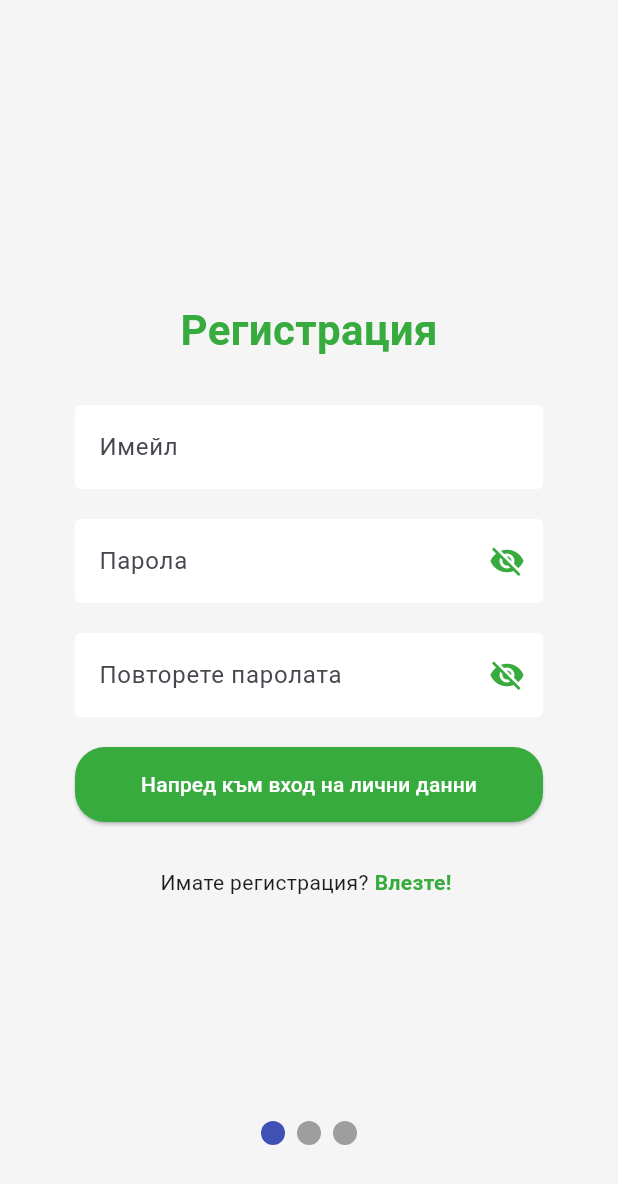
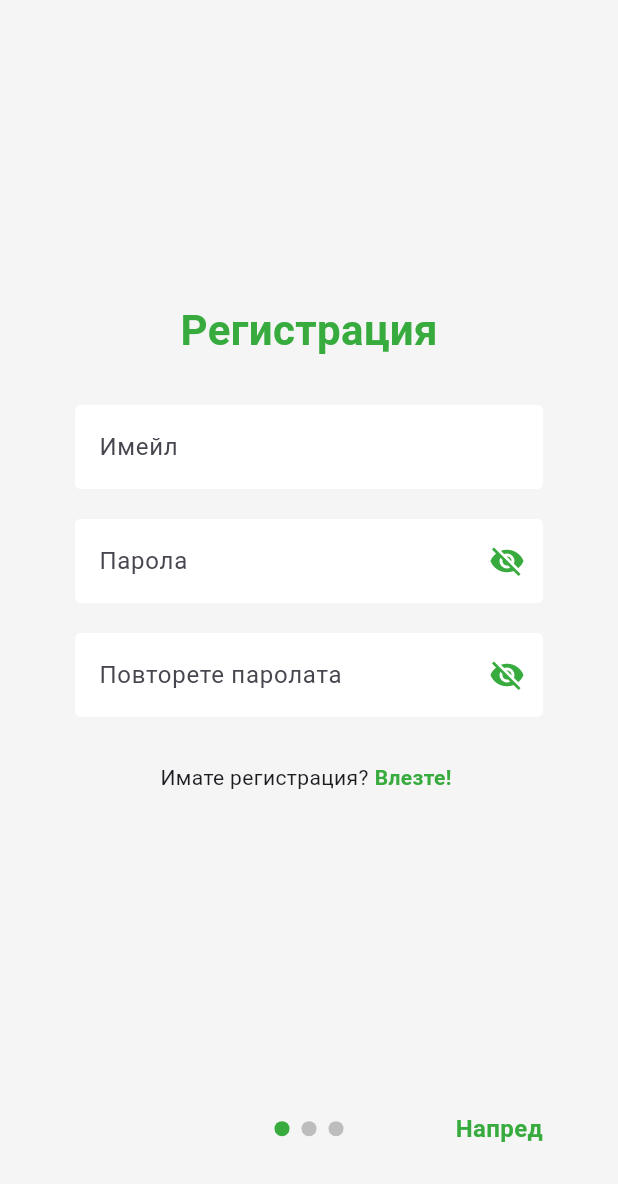
Before and after one commit to ZvezdiPro/Volunteer-Varna, a Flutter app: the Register screen opened directly with empty values, on a phone screen of 412 x 824 dp. Shown: the top 1184 px of the screen. Run offline on Flutter 3.47's test engine with Material 3 defaults, Android fonts, the phone set to English and light mode, and no system bars; drawn by our look-alikes of smooth_page_indicator; our stand-ins replace firebase_auth, firebase_core, flutter_spinkit; accounts and stored records are empty.

Commit message:
Fixed navigation
Now the navigation in controlled by the main register.dart instead of being delegated to the different pages. Changed the look of the navigation "bar" at the bottom. Removed the obsolete buttons from the screens

```diff
--- a/lib/screens/authenticate/register.dart
+++ b/lib/screens/authenticate/register.dart
@@ -27,6 +27,11 @@ class _RegisterState extends State<Register> {
   // TODO: Add database service instance here
   final RegistrationData _data = RegistrationData(); // To keep the user data before creating an object
 
+  // Pages keys for the forms on each page
+  final GlobalKey<FormState> _stepOneFormKey = GlobalKey<FormState>();
+  final GlobalKey<FormState> _stepTwoFormKey = GlobalKey<FormState>();
+  final GlobalKey<FormState> _stepThreeFormKey = GlobalKey<FormState>();
+
   // The PageController keeps track of which page the user is on
   PageController pageController = PageController();
 
@@ -42,13 +47,36 @@ class _RegisterState extends State<Register> {
   // There are a total of three registration screens
   final int totalSteps = 3;
 
+  GlobalKey<FormState> _getCurrentFormKey() {
+    switch (_currentPage) {
+      case 0: return _stepOneFormKey;
+      case 1: return _stepTwoFormKey;
+      case 2: return _stepThreeFormKey;
+      default: return _stepOneFormKey;
+    }
+  }
+
   // Method to go to the next page
   void nextStep() {
+    final currentFormKey = _getCurrentFormKey();
+    if (currentFormKey.currentState!.validate()) {
+      // If not on the last page, go to the next
       if (_currentPage < totalSteps - 1) {
         pageController.nextPage(duration: const Duration(milliseconds: 300), curve: Curves.easeIn);
-    } else {
-      // Финална стъпка
+      }
+      // If on the last page (interests), finish the registration
+      else {
+        if (_data.interests.isEmpty) {
+          ScaffoldMessenger.of(context).showSnackBar(
+            SnackBar(
+              backgroundColor: Colors.green[400],
+              content: Text('Моля, изберете поне един интерес.', style: TextStyle(color: Colors.black))
+              ),
+          );
+          return;
+        }
         _submitRegistration();
+      }
     }
   }
 
@@ -100,7 +128,7 @@ class _RegisterState extends State<Register> {
 
   @override
   Widget build(BuildContext context) {
-    return Scaffold(
+    return loading ? Loading() : Scaffold(
       backgroundColor: backgroundGrey,
 
       body: Stack(
@@ -108,30 +136,94 @@ class _RegisterState extends State<Register> {
           // The registration pages
           PageView(
             controller: pageController,
-            // The value of _currentPage changes whenever _currentPage changes
+            physics: const NeverScrollableScrollPhysics(),
+            // The value of _currentPage changes when a page is selected
             onPageChanged: (int index) {
               setState(() {
                 _currentPage = index;
               });
             },
             children: [
-              RegisterStepOne(data: _data, nextStep: nextStep, toggleView: widget.toggleView),
-              RegisterStepTwo(data: _data, nextStep: nextStep, previousStep: previousStep),
-              RegisterStepThree(data: _data, nextStep: nextStep, previousStep: previousStep),
+              RegisterStepOne(data: _data, formKey: _stepOneFormKey, toggleView: widget.toggleView),
+              RegisterStepTwo(data: _data, formKey: _stepTwoFormKey),
+              RegisterStepThree(data: _data, formKey: _stepThreeFormKey),
             ],
           ),
 
-          // The dot indicator of the progress
+          // Navigation
           Container(
             alignment: Alignment(0, 0.85),
-            child: SmoothPageIndicator(
+            child: Padding(
+              padding: const EdgeInsets.symmetric(horizontal: 50.0),
+              child: Row(
+                mainAxisAlignment: MainAxisAlignment.spaceBetween,
+                children: [
+                  // Go to the previous page
+                  SizedBox(
+                    width: 100,
+                    child: GestureDetector(
+                      onTap: previousStep,
+                      // The text will appear with an animation
+                      child: AnimatedOpacity(
+                        opacity: _currentPage > 0 ? 1.0 : 0.0,
+                        duration: const Duration(milliseconds: 300),
+                        child: Text(
+                          'Назад',
+                          textAlign: TextAlign.left,
+                          style: TextStyle(
+                            fontSize: 16,
+                            fontWeight: FontWeight.bold,
+                            color: _currentPage > 0 ? greenPrimary : Colors.transparent, // Скриваме текста
+                          ),
+                        ),
+                      )
+                    ),
+                  ),
+
+                  // Dot indicator
+                  SmoothPageIndicator(
                     controller: pageController,
-              count: 3,
-              onDotClicked: (index) => pageController.animateToPage(
+                    count: totalSteps,
+                    effect: JumpingDotEffect(
+                      dotHeight: 10,
+                      dotWidth: 10,
+                      activeDotColor: greenPrimary,
+                      dotColor: Colors.grey.shade400,
+                    ),
+                    onDotClicked: (index) {
+                      // If it's forward, make the validation
+                      if (index > _currentPage) {
+                        nextStep();
+                      }
+                      else {
+                        pageController.animateToPage(
                           index,
                           duration: Duration(milliseconds: 300),
                           curve: Curves.easeIn
+                        );
+                      }
+                    }
+                  ),
+
+                  // Go to the next page
+                  SizedBox(
+                    width: 100,
+                    child: GestureDetector(
+                      onTap: nextStep,
+                      // If we're on the last step, show different text
+                      child: Text(
+                        _currentPage == totalSteps - 1 ? 'Край' : 'Напред',
+                        textAlign: TextAlign.right,
+                        style: const TextStyle(
+                          fontSize: 16,
+                          fontWeight: FontWeight.bold,
+                          color: greenPrimary,
+                        ),
                       )
+                    ),
+                  ),
+                ],
+              ),
             )
           )
         ]
--- a/lib/screens/authenticate/register_step_one.dart
+++ b/lib/screens/authenticate/register_step_one.dart
@@ -6,13 +6,13 @@ import 'package:volunteer_app/models/registration_data.dart';
 class RegisterStepOne extends StatefulWidget {
 
   final RegistrationData data;
-  final VoidCallback nextStep;
+  final GlobalKey<FormState> formKey;
   final Function toggleView;
 
   const RegisterStepOne({
     super.key,
     required this.data,
-    required this.nextStep,
+    required this.formKey,
     required this.toggleView,
   });
 
@@ -21,8 +21,6 @@ class RegisterStepOne extends StatefulWidget {
 }
 
 class _RegisterStepOneState extends State<RegisterStepOne> {
-
-  final _stepOneFormKey = GlobalKey<FormState>();
 
   String error = '';
   String repeatedPassword = '';
@@ -34,7 +32,7 @@ class _RegisterStepOneState extends State<RegisterStepOne> {
     return SingleChildScrollView(
       padding: EdgeInsets.symmetric(vertical: 20.0, horizontal: 50.0),
         child: Form(
-          key: _stepOneFormKey,
+          key: widget.formKey,
           child: Column(
             children: <Widget>[
               SizedBox(height: 180.0),
@@ -109,24 +107,25 @@ class _RegisterStepOneState extends State<RegisterStepOne> {
                 },
               ),
 
-              SizedBox(height: 20.0),
+              // SizedBox(height: 20.0),
 
               // Move forward to next screen button
-              ElevatedButton(
-                style: ElevatedButton.styleFrom(
-                  backgroundColor: greenPrimary,
-                  foregroundColor: Colors.white,
-                  minimumSize: const Size(double.infinity, 50),
-                  shape: RoundedRectangleBorder(borderRadius: BorderRadius.circular(20.0)),
-                ),
-                child: const Text('Напред към вход на лични данни'),
-                onPressed: () {
-                  // If all validator fields return null (meaning everything is OK), go to the next step
-                  if (_stepOneFormKey.currentState!.validate()) {
-                    widget.nextStep();
-                  }
-                },
-              ),
+              // Used in previous version where navigation was controlled by the screen instead of register.dart
+              // ElevatedButton(
+              //   style: ElevatedButton.styleFrom(
+              //     backgroundColor: greenPrimary,
+              //     foregroundColor: Colors.white,
+              //     minimumSize: const Size(double.infinity, 50),
+              //     shape: RoundedRectangleBorder(borderRadius: BorderRadius.circular(20.0)),
+              //   ),
+              //   child: const Text('Напред към вход на лични данни'),
+              //   onPressed: () {
+              //     // If all validator fields return null (meaning everything is OK), go to the next step
+              //     if (_stepOneFormKey.currentState!.validate()) {
+              //       widget.nextStep();
+              //     }
+              //   },
+              // ),
 
               SizedBox(height: 30.0),
 
```
Also changed, not shown: lib/screens/authenticate/register_step_three.dart (+20 -22 lines), lib/screens/authenticate/register_step_two.dart (+20 -23 lines). Lines whose indentation alone changed are shown as unchanged.
